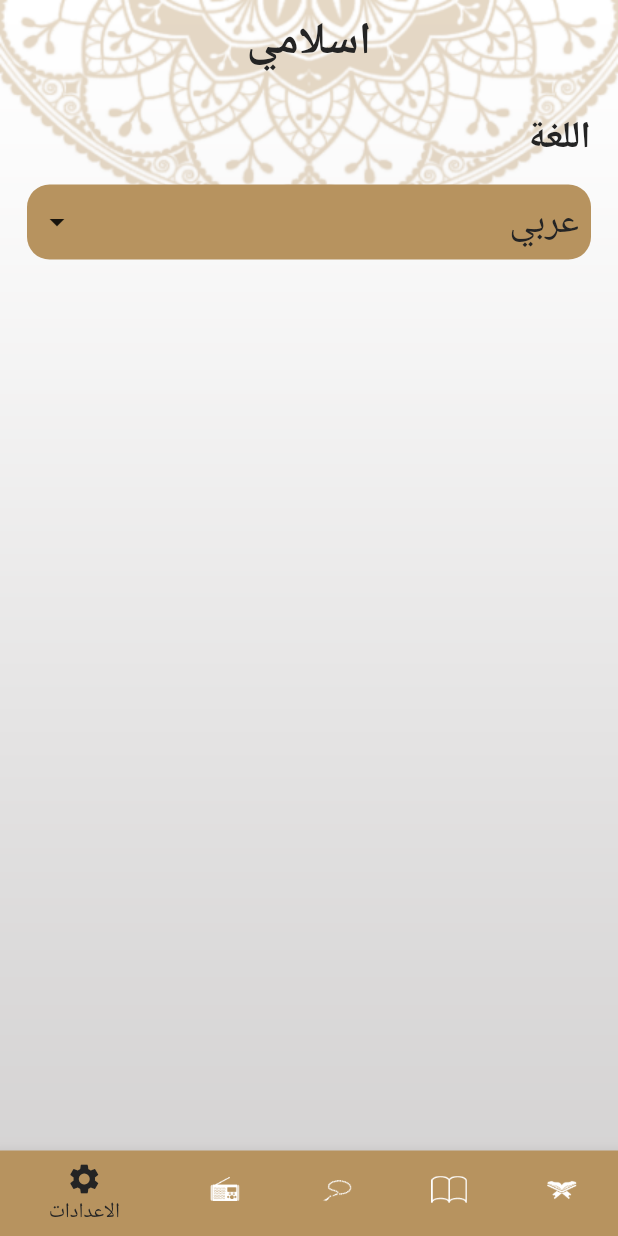
After one commit to RanaUsama20/Islami-App, a Flutter app: the screen it shows after launch, item 5 of the bottom bar chosen, on a phone screen of 412 x 824 dp. The commit adds this screen. Run offline on Flutter 3.47's test engine with Material 2 defaults, Android fonts, the phone set to English and light mode, and no system bars; generated files the repository leaves out were written again.

Commit message:
finished Localization2.

```diff
--- a/lib/Home/HomeScreen.dart
+++ b/lib/Home/HomeScreen.dart
@@ -4,6 +4,7 @@ import 'package:islami_rana/Quran/quran_tab.dart';
 import 'package:islami_rana/Radio/radio_tab.dart';
 import 'package:islami_rana/Sebha/sebha_tab.dart';
 import 'package:flutter_gen/gen_l10n/app_localizations.dart';
+import 'package:islami_rana/Settings/settings_tab.dart';
 
 class HomeScreen extends StatefulWidget {
  static const String routeName = 'Home Screen';
@@ -15,7 +16,7 @@ class HomeScreen extends StatefulWidget {
 class _HomeScreenState extends State<HomeScreen> {
  int selectedIndex = 0;
  List<Widget> tabs = [
-   QuranTab(),HadethTab(),SebhaTab(),RadioTab()
+   QuranTab(),HadethTab(),SebhaTab(),RadioTab(),SettingsTab()
  ];
   @override
   Widget build(BuildContext context) {
@@ -55,6 +56,10 @@ class _HomeScreenState extends State<HomeScreen> {
                   BottomNavigationBarItem(
                       label: AppLocalizations.of(context)!.radio ,
                       icon: ImageIcon(AssetImage('assets/images/radio_icon.png'))),
+                  BottomNavigationBarItem(
+                      label: AppLocalizations.of(context)!.settings ,
+                      icon: Icon(Icons.settings)),
+
                 ]),
           ),
           body: tabs[selectedIndex],
--- a/lib/Home/main.dart
+++ b/lib/Home/main.dart
@@ -4,19 +4,25 @@ import 'package:islami_rana/Quran/SuraDetailsScreen.dart';
 import 'package:islami_rana/Hadeth/hadethDetailsScreen.dart';
 import 'package:islami_rana/Home/myTheme.dart';
 import 'package:flutter_gen/gen_l10n/app_localizations.dart';
+import 'package:islami_rana/provider/app_config_provider.dart';
+import 'package:provider/provider.dart';
 
 void main(){
-  runApp(MyApp());
+  runApp(
+      ChangeNotifierProvider(
+    create: (context) => AppConfigProvider(),
+      child: MyApp()));
 }
 
 class MyApp extends StatelessWidget{
   @override
   Widget build(BuildContext context) {
+    var provider = Provider.of<AppConfigProvider>(context);
     // TODO: implement build
    return MaterialApp(
      title: 'Islami App',
      debugShowCheckedModeBanner: false,
-     locale: Locale('ar'),
+     locale: Locale(provider.appLanguage),
      localizationsDelegates: AppLocalizations.localizationsDelegates,
      supportedLocales: AppLocalizations.supportedLocales,
      initialRoute: HomeScreen.routeName,
--- a/lib/Radio/radio_tab.dart
+++ b/lib/Radio/radio_tab.dart
@@ -1,4 +1,6 @@
 import 'package:flutter/material.dart';
+import 'package:flutter_gen/gen_l10n/app_localizations.dart';
+
 
 class RadioTab extends StatelessWidget {
 
@@ -12,7 +14,7 @@ class RadioTab extends StatelessWidget {
           SizedBox(
               height: 40
           ),
-          Text('Holy Quran Podcast',
+          Text(AppLocalizations.of(context)!.holy_quran_podcast,
           style: Theme.of(context).textTheme.titleMedium,
           textAlign: TextAlign.center),
           SizedBox(
--- a/lib/Sebha/sebha_tab.dart
+++ b/lib/Sebha/sebha_tab.dart
@@ -2,6 +2,8 @@ import 'dart:math';
 
 import 'package:flutter/material.dart';
 import 'package:islami_rana/Home/myTheme.dart';
+import 'package:flutter_gen/gen_l10n/app_localizations.dart';
+
 
 class SebhaTab extends StatefulWidget {
 
@@ -40,7 +42,7 @@ class _SebhaTabState extends State<SebhaTab> {
                 ),
                 SizedBox(
                     height: 30),
-                Text('number of tasbehs',
+                Text(AppLocalizations.of(context)!.number_of_tasbehs,
               textAlign: TextAlign.center,
               style: Theme.of(context).textTheme.titleMedium),
                 SizedBox(
--- /dev/null
+++ b/lib/Settings/settings_tab.dart
@@ -0,0 +1,59 @@
+import 'package:flutter/material.dart';
+import 'package:islami_rana/Settings/LanguageBottomSheet.dart';
+import 'package:flutter_gen/gen_l10n/app_localizations.dart';
+import 'package:islami_rana/provider/app_config_provider.dart';
+import 'package:provider/provider.dart';
+
+
+class SettingsTab extends StatefulWidget {
+  @override
+  State<SettingsTab> createState() => _SettingsTabState();
+}
+
+class _SettingsTabState extends State<SettingsTab> {
+  @override
+  Widget build(BuildContext context) {
+    var provider = Provider.of<AppConfigProvider>(context);
+
+    return Container(
+      margin: EdgeInsets.all(18),
+      child: Column(
+        crossAxisAlignment: CrossAxisAlignment.stretch,
+        children: [
+          Text(AppLocalizations.of(context)!.language,
+            style: Theme.of(context).textTheme.titleMedium,),
+          SizedBox(height: 15,),
+          Container(
+            padding: EdgeInsets.all(8),
+            decoration: BoxDecoration(
+              color: Theme.of(context).primaryColor,
+              borderRadius: BorderRadius.circular(15)
+            ),
+            child: InkWell(
+              onTap: (){
+                showLanguageBottomSheet();
+              },
+              child: Row(
+                mainAxisAlignment: MainAxisAlignment.spaceBetween,
+                children: [
+                  Text( provider.appLanguage == 'en'?
+                      AppLocalizations.of(context)!.english
+                      :
+                       AppLocalizations.of(context)!.arabic,
+                      style: Theme.of(context).textTheme.titleSmall),
+                  Icon(Icons.arrow_drop_down)
+                ],
+              ),
+            ),
+          )
+        ],
+      ),
+    );
+  }
+
+  void showLanguageBottomSheet() {
+    showModalBottomSheet(context: context,
+      builder:(context) => LanguageBottomSheet()
+    );
+  }
+}
--- a/lib/l10n/app_ar.arb
+++ b/lib/l10n/app_ar.arb
@@ -5,5 +5,15 @@
 "sebha" : "سبحة",
 "radio" : "راديو",
 "sura_name" : "اسم السورة",
-"hadeth_name" : "اسم الحديث"
+"hadeth_name" : "اسم الحديث",
+"settings" : "الاعدادات",
+"language" : "اللغة",
+"english" : "انجليزي",
+"arabic" : "عربي",
+"theme" : "النمط",
+"light" : "مضئ",
+"dark" : "ليلي",
+"number_of_tasbehs" : "عدد التسبيحات",
+"holy_quran_podcast" : "اذاعة القران الكريم"
+
 }
--- /dev/null
+++ b/lib/provider/app_config_provider.dart
@@ -0,0 +1,15 @@
+import 'package:flutter/material.dart';
+
+class AppConfigProvider extends ChangeNotifier{
+  String appLanguage = 'ar';
+
+  void ChangeLanguage(String newLanguage){
+      if(appLanguage == newLanguage){
+        return;
+      }
+      else{
+        appLanguage = newLanguage;
+        notifyListeners();
+      }
+  }
+}
--- a/pubspec.yaml
+++ b/pubspec.yaml
@@ -38,6 +38,7 @@ dependencies:
   # The following adds the Cupertino Icons font to your application.
   # Use with the CupertinoIcons class for iOS style icons.
   cupertino_icons: ^1.0.2
+  provider: ^6.0.5
 
 
 dev_dependencies:
```
Also changed, not shown: lib/Settings/LanguageBottomSheet.dart (added, +70 -0 lines), lib/l10n/app_en.arb (+10 -1 lines), pubspec.lock.
